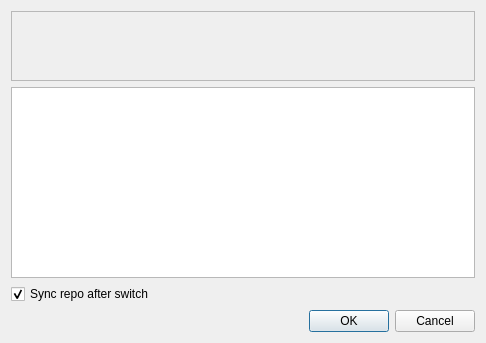
Rbcum/RepoMan, file src/dialogs/switchmanifestdialog.ui: the form before one commit.
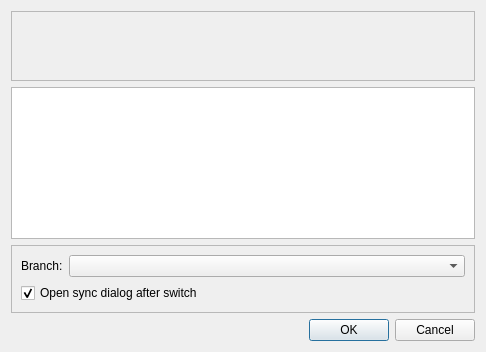
The form after the commit. Custom widgets are drawn as their Qt base class.

Commit message: Support branch selection when switching manifest

Diff of the .ui file:
```diff
--- a/src/dialogs/switchmanifestdialog.ui
+++ b/src/dialogs/switchmanifestdialog.ui
@@ -7,7 +7,7 @@
     <x>0</x>
     <y>0</y>
     <width>486</width>
-    <height>343</height>
+    <height>352</height>
    </rect>
   </property>
   <property name="windowTitle">
@@ -49,13 +49,49 @@
     </widget>
    </item>
    <item>
-    <widget class="QCheckBox" name="syncSwitch">
-     <property name="text">
-      <string>Sync repo after switch</string>
+    <widget class="QFrame" name="frame">
+     <property name="frameShape">
+      <enum>QFrame::StyledPanel</enum>
      </property>
-     <property name="checked">
-      <bool>true</bool>
+     <property name="frameShadow">
+      <enum>QFrame::Raised</enum>
      </property>
+     <layout class="QVBoxLayout" name="verticalLayout_2">
+      <item>
+       <layout class="QHBoxLayout" name="horizontalLayout" stretch="0,1">
+        <property name="topMargin">
+         <number>0</number>
+        </property>
+        <item>
+         <widget class="QLabel" name="label">
+          <property name="text">
+           <string>Branch:</string>
+          </property>
+         </widget>
+        </item>
+        <item>
+         <widget class="QComboBox" name="branchCombo">
+          <property name="sizePolicy">
+           <sizepolicy hsizetype="Preferred" vsizetype="Fixed">
+            <horstretch>0</horstretch>
+            <verstretch>0</verstretch>
+           </sizepolicy>
+          </property>
+         </widget>
+        </item>
+       </layout>
+      </item>
+      <item>
+       <widget class="QCheckBox" name="syncSwitch">
+        <property name="text">
+         <string>Open sync dialog after switch</string>
+        </property>
+        <property name="checked">
+         <bool>true</bool>
+        </property>
+       </widget>
+      </item>
+     </layout>
     </widget>
    </item>
    <item>
```
The commit also changes 4 other files.
